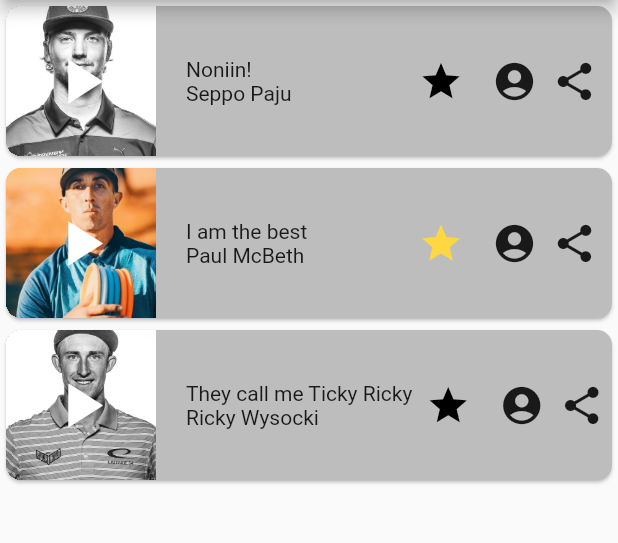
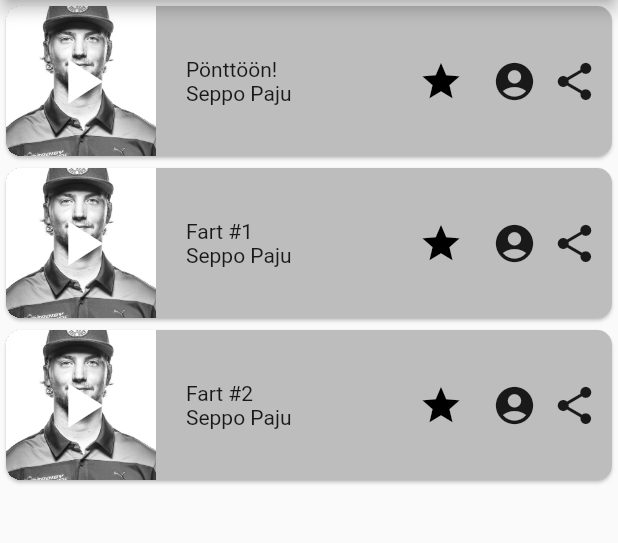
Before and after one commit to SAMPROO/disc-golf-soundboard, a Flutter app: the screen it shows after launch, after a tap on the "play arrow" icon, on a phone screen of 412 x 824 dp, the part 84-627 px from its top. Run offline on Flutter 3.47's test engine with Material 2 defaults, Android fonts, the light colour scheme and no system bars; our stand-ins replace audioplayers.

Commit message:
- abstracting player information from audio class - renamed audio_element.dart to audio.dart - audio now takes a reference to player by id - added player_utils.dart and audio_utils.dart

```diff
--- a/lib/components/audio_card.dart
+++ b/lib/components/audio_card.dart
@@ -1,9 +1,16 @@
-import 'package:disc_golf_soundboard/models/audio_element.dart';
+import 'package:disc_golf_soundboard/models/audio.dart';
+import 'package:disc_golf_soundboard/models/player.dart';
+import 'package:disc_golf_soundboard/models/player_utils.dart';
 import 'package:flutter/material.dart';
 
 class AudioCard extends StatefulWidget {
-  AudioElement audioElement;
-  AudioCard(this.audioElement);
+  Audio audioElement;
+  Player player;
+
+  AudioCard(Audio audioElement) {
+    this.audioElement = audioElement;
+    this.player = PlayerUtils.getPlayerById(audioElement.playerId);
+  }
 
   @override
   _AudioCardState createState() => _AudioCardState();
@@ -29,19 +36,19 @@ class _AudioCardState extends State<AudioCard> {
       child: Row(
         mainAxisAlignment: MainAxisAlignment.spaceBetween,
         // TODO: Fix text overflow issue
-        children: [_fileInfo(widget.audioElement), _actionButtons(widget.audioElement, favourite)],
+        children: [_fileInfo(widget.audioElement, widget.player), _actionButtons(widget.audioElement, favourite)],
       ),
     );
   }
 }
 
-Widget _fileInfo(AudioElement audioElement) {
+Widget _fileInfo(Audio audioElement, Player player) {
   return Container(
     child: Row(
       crossAxisAlignment: CrossAxisAlignment.center,
       mainAxisAlignment: MainAxisAlignment.start,
       children: [
-        _avatarComponent(audioElement),
+        _avatarComponent(audioElement, player),
         SizedBox(
           width: 20,
         ),
@@ -49,7 +56,7 @@ Widget _fileInfo(AudioElement audioElement) {
           crossAxisAlignment: CrossAxisAlignment.start,
           children: [
             Text(audioElement.audioName),
-            Text(audioElement.playerName),
+            Text(player.playerName),
           ],
         )
       ],
@@ -57,7 +64,7 @@ Widget _fileInfo(AudioElement audioElement) {
   );
 }
 
-Widget _avatarComponent(AudioElement audioElement) {
+Widget _avatarComponent(Audio audioElement, Player player) {
   double avatarSize = 100;
   return Stack(alignment: Alignment.center, children: [
     Container(
@@ -66,7 +73,7 @@ Widget _avatarComponent(AudioElement audioElement) {
       color: Colors.red,
       child: FittedBox(
         fit: BoxFit.cover,
-        child: Image.asset('images/${audioElement.playerAvatar}'),
+        child: Image.asset('images/${player.playerAvatar}'),
       ),
     ),
     IconButton(
@@ -77,12 +84,13 @@ Widget _avatarComponent(AudioElement audioElement) {
         ),
         onPressed: () {
           audioElement.playAudio();
-          audioElement.incrementListenedCount();
+          audioElement.incrementListenCount();
+          player.incrementListenCount();
         })
   ]);
 }
 
-Widget _actionButtons(AudioElement audioElement, Function callback) {
+Widget _actionButtons(Audio audioElement, Function callback) {
   double iconSize = 30;
   return Container(
     padding: EdgeInsets.only(right: 10),
--- a/lib/components/audio_list.dart
+++ b/lib/components/audio_list.dart
@@ -1,9 +1,9 @@
 import 'package:disc_golf_soundboard/components/audio_card.dart';
-import 'package:disc_golf_soundboard/models/audio_element.dart';
+import 'package:disc_golf_soundboard/models/audio.dart';
 import 'package:flutter/material.dart';
 
 class AudioList extends StatefulWidget {
-  List<AudioElement> listItems;
+  List<Audio> listItems = [];
   AudioList(this.listItems);
 
   @override
--- a/lib/models/audio.dart
+++ b/lib/models/audio.dart
@@ -1,9 +1,26 @@
-import 'package:disc_golf_soundboard/models/player.dart';
+import 'package:audioplayers/audio_cache.dart';
 
 class Audio {
+
   String id;
   String audioName;
   String audioFile;
-  Player player;
-  int listensCount;
+  String playerId;
+  int listenCount = 0;
+  bool isFavourite = false;
+
+  Audio(this.id, this.audioName, this.audioFile, this.playerId);
+
+  void playAudio() {
+    AudioCache audioCache = AudioCache();
+    audioCache.play(audioFile);
+  }
+
+  void incrementListenCount() {
+    listenCount++;
+  }
+
+  void favourite() {
+    isFavourite = !isFavourite;
+  }
 }
--- a/lib/models/audio_element.dart
+++ /dev/null
@@ -1,26 +0,0 @@
-import 'package:audioplayers/audio_cache.dart';
-
-class AudioElement {
-
-  String audioName;
-  String audioFile;
-  String playerName;
-  String playerAvatar;
-  int listenedCount = 0;
-  bool isFavourite = false;
-
-  AudioElement({this.audioName, this.audioFile, this.playerName, this.playerAvatar, this.isFavourite});
-
-  void playAudio() {
-    AudioCache audioCache = AudioCache();
-    audioCache.play(audioFile);
-  }
-
-  void incrementListenedCount() {
-    listenedCount++;
-  }
-
-  void favourite() {
-    isFavourite = !isFavourite;
-  }
-}
--- /dev/null
+++ b/lib/models/audio_utils.dart
@@ -0,0 +1,7 @@
+import 'package:disc_golf_soundboard/models/audio.dart';
+
+class AudioUtils {
+  static List<Audio> getAudiosByPlayerId(String id) {
+    //TODO: Search audio elements by player id from database
+  }
+}
--- a/lib/models/player.dart
+++ b/lib/models/player.dart
@@ -1,9 +1,12 @@
-import 'package:disc_golf_soundboard/models/audio.dart';
-
 class Player {
   String id;
   String playerName;
   String playerAvatar;
   int listensCount;
-  List<Audio> audios;
+
+  Player(this.id, this.playerName, this.playerAvatar);
+
+  void incrementListenCount() {
+    listensCount++;
+  }
 }
--- /dev/null
+++ b/lib/models/player_utils.dart
@@ -0,0 +1,9 @@
+import 'package:disc_golf_soundboard/models/player.dart';
+
+class PlayerUtils {
+  static Player getPlayerById(String id) {
+  //TODO: get player from database
+    Player playerSeppo = Player('seppo_paju', 'Seppo Paju', 'seppo_paju.jpg');
+    return playerSeppo;
+  }
+}
--- a/lib/views/home.dart
+++ b/lib/views/home.dart
@@ -1,5 +1,6 @@
 import 'package:disc_golf_soundboard/components/audio_list.dart';
-import 'package:disc_golf_soundboard/models/audio_element.dart';
+import 'package:disc_golf_soundboard/models/audio.dart';
+import 'package:disc_golf_soundboard/models/player.dart';
 import 'package:flutter/material.dart';
 
 class Home extends StatefulWidget {
@@ -8,25 +9,15 @@ class Home extends StatefulWidget {
 }
 
 class _HomeState extends State<Home> {
-  List<AudioElement> audioElements = [
-    AudioElement(
-        audioName: 'Noniin!',
-        audioFile: 'seppo_paju.mp3',
-        playerName: 'Seppo Paju',
-        playerAvatar: 'seppo_paju.jpg',
-        isFavourite: false),
-    AudioElement(
-        audioName: 'I am the best',
-        audioFile: 'paul_mcbeth.mp3',
-        playerName: 'Paul McBeth',
-        playerAvatar: 'paul_mcbeth.jpg',
-        isFavourite: true),
-    AudioElement(
-        audioName: 'They call me Ticky Ricky',
-        audioFile: 'ricky_wysocki.mp3',
-        playerName: 'Ricky Wysocki',
-        playerAvatar: 'ricky_wysocki.jpg',
-        isFavourite: false),
+
+  Player playerSeppo = Player('seppo_paju', 'Seppo Paju', 'seppo_paju.jpg');
+  Player playerPaul = Player('paul_mcbeth', 'Paul McBeth', 'paul_mcbeth.jpg');
+  Player playerRicky = Player('ricky_wysocki', 'Ricky Wysocki', 'ricky_wysocki.jpg');
+
+  List<Audio> audioElements = [
+    Audio('seppo', 'Pönttöön!', 'seppo_paju.mp3', 'seppo_paju'),
+    Audio('paul', 'Fart #1', 'paul_mcbeth.mp3', 'paul_mcbeth'),
+    Audio('ricky', 'Fart #2', 'ricky_wysocki.mp3', 'ricky_wysocki'),
   ];
 
   @override
@@ -36,13 +27,7 @@ class _HomeState extends State<Home> {
           title: Text('Disc Golf Soundboard'),
           centerTitle: true,
         ),
-        body: SafeArea(
-          child: Column(
-            children: [
-              Expanded(child: AudioList(audioElements)),
-            ],
-          ),
-        )
+        body: AudioList(audioElements)
     );
   }
 }
```
